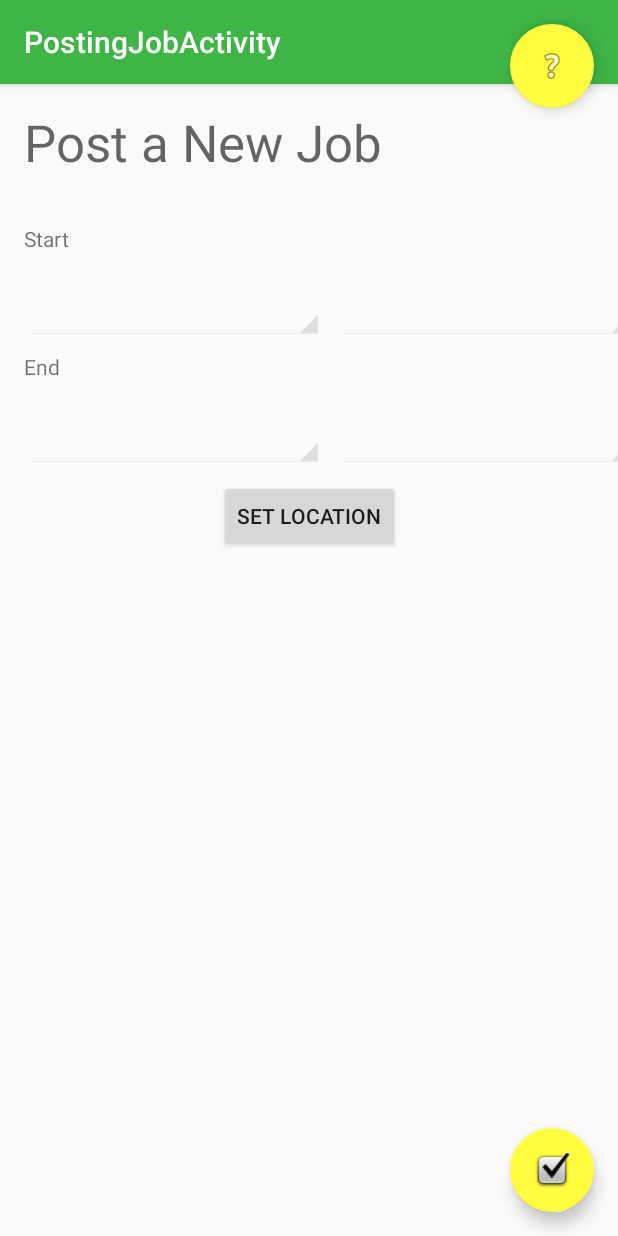
After one commit to sophianathanielle/SoftwareEngineering, an Android app: the PostingJobActivity screen opened directly, with no data from a screen before it, on a phone screen of 412 x 824 dp. The commit adds this screen. Run offline under Robolectric (Android 15) with nearby library versions, the phone set to English and light mode, and no system bars.

Commit message:
maps make me want to shoot myself in the head

```diff
--- a/app/build.gradle
+++ b/app/build.gradle
@@ -23,6 +23,8 @@ dependencies {
     implementation 'com.android.support:appcompat-v7:28.0'
     implementation 'com.android.support.constraint:constraint-layout:1.1.3'
     implementation 'com.android.support:design:28.0'
+    implementation 'com.google.android.gms:play-services-maps:16.1.0'
+    implementation "com.google.android.gms:play-services-location:15.0.1"
     testImplementation 'junit:junit:4.12'
     androidTestImplementation 'com.android.support.test:runner:1.0.2'
     androidTestImplementation 'com.android.support.test.espresso:espresso-core:3.0.2'
--- a/app/src/main/java/group9/softwareengineering/HomeActivity.java
+++ b/app/src/main/java/group9/softwareengineering/HomeActivity.java
@@ -73,7 +73,7 @@ public class HomeActivity extends AppCompatActivity {
         postedFab.setOnClickListener(new View.OnClickListener() {
             @Override
             public void onClick(View v) {
-                Intent intent = new Intent(getApplicationContext(), PostedJobActivity.class);
+                Intent intent = new Intent(getApplicationContext(), PostingJobActivity.class);
                 startActivity(intent);
             }
         });
--- /dev/null
+++ b/app/src/main/java/group9/softwareengineering/PostingJobActivity.java
@@ -0,0 +1,106 @@
+package group9.softwareengineering;
+
+
+import android.app.DatePickerDialog;
+import android.app.TimePickerDialog;
+import android.content.Intent;
+import android.support.v7.app.AppCompatActivity;
+import android.support.v7.widget.Toolbar;
+import android.os.Bundle;
+import android.view.View;
+import android.widget.DatePicker;
+import android.widget.TextView;
+import android.widget.TimePicker;
+
+import java.text.SimpleDateFormat;
+import java.util.Calendar;
+import java.util.Locale;
+
+public class PostingJobActivity extends AppCompatActivity implements DatePickerDialog.OnDateSetListener, TimePickerDialog.OnTimeSetListener {
+
+    int DATE_DIALOG = 0;
+    int TIME_DIALOG = 0;
+    private TextView startDate;
+    private TextView startTime;
+    private TextView endDate;
+    private TextView endTime;
+    private DatePickerDialog datePickerDialog;
+    private TimePickerDialog timePickerDialog;
+
+    @Override
+    protected void onCreate(Bundle savedInstanceState) {
+        super.onCreate(savedInstanceState);
+        setContentView(R.layout.activity_posting_job);
+
+        Toolbar toolbar = (Toolbar) findViewById(R.id.toolbar);
+        setSupportActionBar(toolbar);
+
+        // Inflate TextViews
+        TextView startDate = (TextView) findViewById(R.id.startDate);
+        TextView startTime = (TextView) findViewById(R.id.startTime);
+        TextView endDate = (TextView) findViewById(R.id.endDate);
+        TextView endTime = (TextView) findViewById(R.id.endTime);
+    }
+
+    public void clickSD(View view) {
+        Calendar c = Calendar.getInstance();
+        DATE_DIALOG = 0;
+        datePickerDialog = new DatePickerDialog(PostingJobActivity.this, this, c.get(c.YEAR), c.get(c.MONTH), c.get(c.DAY_OF_MONTH));
+        datePickerDialog.show();
+    }
+
+    public void clickST(View view) {
+        Calendar c = Calendar.getInstance();
+        TIME_DIALOG = 0;
+        timePickerDialog = new TimePickerDialog(PostingJobActivity.this, TimePickerDialog.THEME_HOLO_LIGHT, this, c.get(c.HOUR), c.get(c.MINUTE), false);
+        timePickerDialog.show();
+    }
+
+    public void clickED(View view) {
+        Calendar c = Calendar.getInstance();
+        c.add(c.DAY_OF_MONTH, 7);
+        DATE_DIALOG = 1;
+        datePickerDialog = new DatePickerDialog(PostingJobActivity.this, this, c.get(c.YEAR), c.get(c.MONTH), c.get(c.DAY_OF_MONTH));
+        datePickerDialog.show();
+    }
+
+    public void clickET(View view) {
+        Calendar c = Calendar.getInstance();
+        TIME_DIALOG = 1;
+        timePickerDialog = new TimePickerDialog(PostingJobActivity.this, TimePickerDialog.THEME_HOLO_LIGHT,this, c.get(c.HOUR), c.get(c.MINUTE), false);
+        timePickerDialog.show();
+    }
+
+    public void clickLocation(View view) {
+        Intent intent = new Intent(this, MapsActivity.class);
+        startActivity(intent);
+    }
+
+    @Override
+    public void onDateSet(DatePicker view, int year, int month, int dayOfMonth) {
+        String pattern = android.text.format.DateFormat.getBestDateTimePattern(Locale.getDefault(), "EEEEMMMMdyyyy");
+        SimpleDateFormat format = new SimpleDateFormat(pattern, Locale.getDefault());
+        Calendar c = Calendar.getInstance();
+        c.set(year, month, dayOfMonth);
+        if (DATE_DIALOG == 0) {
+            TextView startDate = (TextView) PostingJobActivity.this.findViewById(R.id.startDate);
+            startDate.setText(format.format(c.getTime()));
+        }
+        if (DATE_DIALOG == 1) {
+            TextView endDate = (TextView) PostingJobActivity.this.findViewById(R.id.endDate);
+            endDate.setText(format.format(c.getTime()));
+        }
+    }
+
+    @Override
+    public void onTimeSet(TimePicker view, int hourOfDay, int minute) {
+        if (TIME_DIALOG == 0) {
+            TextView startTime = (TextView) PostingJobActivity.this.findViewById(R.id.startTime);
+            startTime.setText(hourOfDay + ": " + minute);
+        }
+        if (TIME_DIALOG == 1) {
+            TextView endTime = (TextView) PostingJobActivity.this.findViewById(R.id.endTime);
+            endTime.setText(hourOfDay + ": " + minute);
+        }
+    }
+}
--- /dev/null
+++ b/app/src/main/res/layout/activity_posting_job.xml
@@ -0,0 +1,146 @@
+<?xml version="1.0" encoding="utf-8"?>
+<android.support.design.widget.CoordinatorLayout xmlns:android="http://schemas.android.com/apk/res/android"
+    xmlns:app="http://schemas.android.com/apk/res-auto"
+    xmlns:tools="http://schemas.android.com/tools"
+    android:layout_width="match_parent"
+    android:layout_height="match_parent"
+    tools:context=".PostingJobActivity">
+
+    <android.support.design.widget.FloatingActionButton
+        android:id="@+id/floatingActionButton"
+        android:layout_width="wrap_content"
+        android:layout_height="wrap_content"
+        android:layout_marginTop="16dp"
+        android:layout_marginEnd="16dp"
+        android:layout_marginRight="16dp"
+        android:clickable="true"
+        app:fabSize="normal"
+        app:layout_anchor="@+id/constraintLayout"
+        app:layout_anchorGravity="right|top"
+        app:layout_constraintEnd_toEndOf="parent"
+        app:layout_constraintTop_toTopOf="parent"
+        app:srcCompat="@android:drawable/ic_menu_help" />
+
+    <android.support.constraint.ConstraintLayout
+        android:id="@+id/constraintLayout"
+        android:layout_width="match_parent"
+        android:layout_height="match_parent">
+
+        <!-- Add image to this button of the current selected pet? Or just a random pet icon -->
+
+        <TextView
+            android:id="@+id/post_job"
+            android:layout_width="wrap_content"
+            android:layout_height="wrap_content"
+            android:layout_marginStart="16dp"
+            android:layout_marginTop="72dp"
+            android:text="@string/post_job"
+            android:textAppearance="@style/TextAppearance.AppCompat.Display1"
+            app:layout_constraintStart_toStartOf="parent"
+            app:layout_constraintTop_toTopOf="parent" />
+
+        <TextView
+            android:id="@+id/startLabel"
+            android:layout_width="wrap_content"
+            android:layout_height="wrap_content"
+            android:layout_marginTop="32dp"
+            android:text="@string/start_time"
+            app:layout_constraintStart_toStartOf="@+id/post_job"
+            app:layout_constraintTop_toBottomOf="@+id/post_job" />
+
+        <TextView
+            android:id="@+id/startDate"
+            android:layout_width="200dp"
+            android:layout_height="wrap_content"
+            app:layout_constraintStart_toStartOf="@+id/post_job"
+            app:layout_constraintTop_toBottomOf="@+id/startLabel"
+            style="@android:style/Widget.Holo.Spinner"
+            android:onClick="clickSD"
+            android:clickable="true"
+            android:textSize="32dp"/>
+
+        <TextView
+            android:id="@+id/startTime"
+            android:layout_width="200dp"
+            android:layout_height="wrap_content"
+            android:layout_marginStart="8dp"
+            app:layout_constraintStart_toEndOf="@+id/startDate"
+            app:layout_constraintTop_toBottomOf="@+id/startLabel"
+            style="@android:style/Widget.Holo.Spinner"
+            android:onClick="clickST"
+            android:clickable="true"
+            android:textSize="32dp"/>
+
+        <TextView
+            android:id="@+id/endLabel"
+            android:layout_width="wrap_content"
+            android:layout_height="wrap_content"
+            android:layout_marginTop="8dp"
+            android:text="@string/end_time"
+            app:layout_constraintStart_toStartOf="@+id/post_job"
+            app:layout_constraintTop_toBottomOf="@+id/startDate"
+            />
+
+        <TextView
+            android:id="@+id/endDate"
+            android:layout_width="200dp"
+            android:layout_height="wrap_content"
+            app:layout_constraintStart_toStartOf="@+id/post_job"
+            app:layout_constraintTop_toBottomOf="@+id/endLabel"
+            style="@android:style/Widget.Holo.Spinner"
+            android:onClick="clickED"
+            android:clickable="true"
+            android:textSize="32dp"/>
+
+        <TextView
+            android:id="@+id/endTime"
+            android:layout_width="200dp"
+            android:layout_height="wrap_content"
+            android:layout_marginStart="8dp"
+            app:layout_constraintStart_toEndOf="@+id/endDate"
+            app:layout_constraintTop_toBottomOf="@+id/endLabel"
+            style="@android:style/Widget.Holo.Spinner"
+            android:onClick="clickET"
+            android:clickable="true"
+            android:textSize="32dp"/>
+
+        <Button
+            android:id="@+id/setLocation"
+            android:layout_width="wrap_content"
+            android:layout_height="wrap_content"
+            android:layout_marginStart="8dp"
+            android:layout_marginTop="8dp"
+            android:layout_marginEnd="8dp"
+            android:onClick="clickLocation"
+            android:text="Set Location"
+            app:layout_constraintEnd_toEndOf="parent"
+            app:layout_constraintStart_toStartOf="parent"
+            app:layout_constraintTop_toBottomOf="@+id/endDate" />
+
+    </android.support.constraint.ConstraintLayout>
+
+    <android.support.design.widget.AppBarLayout
+        android:id="@+id/appBarLayout"
+        android:layout_width="match_parent"
+        android:layout_height="wrap_content"
+        android:theme="@style/AppTheme.AppBarOverlay">
+
+        <android.support.v7.widget.Toolbar
+            android:id="@+id/toolbar"
+            android:layout_width="match_parent"
+            android:layout_height="?attr/actionBarSize"
+            android:background="?attr/colorPrimary"
+            app:popupTheme="@style/AppTheme.PopupOverlay" />
+
+    </android.support.design.widget.AppBarLayout>
+
+    <android.support.design.widget.FloatingActionButton
+        android:id="@+id/update"
+        android:layout_width="wrap_content"
+        android:layout_height="wrap_content"
+        android:layout_gravity="bottom|end"
+        android:layout_margin="@dimen/fab_margin"
+        android:clickable="true"
+        app:srcCompat="@android:drawable/checkbox_on_background" />
+
+</android.support.design.widget.CoordinatorLayout>
--- a/app/src/main/res/layout/content_posted_job.xml
+++ b/app/src/main/res/layout/content_posting_job.xml
@@ -5,7 +5,7 @@
     android:layout_width="match_parent"
     android:layout_height="match_parent"
     app:layout_behavior="@string/appbar_scrolling_view_behavior"
-    tools:context=".PostedJobActivity"
-    tools:showIn="@layout/activity_posted_job">
+    tools:context=".PostingJobActivity"
+    tools:showIn="@layout/activity_posting_job">
 
 </android.support.constraint.ConstraintLayout>
--- a/app/src/main/res/values/strings.xml
+++ b/app/src/main/res/values/strings.xml
@@ -7,15 +7,19 @@
     <string name="upcoming_jobs">Upcoming Jobs</string>
     <string name="notification">Notifications</string>
     <string name="profile">Edit User Profile</string>
+    <string name="post_job">Post a New Job</string>
+    <string name="start_time">Start</string>
+    <string name="end_time">End</string>
     <string name="title_activity_new_job">NewJobActivity</string>
     <string name="title_activity_starred_job">StarredJobActivity</string>
     <string name="title_activity_upcoming_job">UpcomingJobActivity</string>
-    <string name="title_activity_posted_job">PostedJobActivity</string>
+    <string name="title_activity_posting_job">PostingJobActivity</string>
     <string name="title_activity_notification">NotificationActivity</string>
     <string name="title_activity_edit_user_profile">EditUserProfileActivity</string>
     <string name="find">Find Jobs</string>
     <string name="posted">Posted by: </string>
     <string name="pay">Payment: £</string>
     <string name="description">Description</string>
+    <string name="title_activity_maps">Map</string>
 
 </resources>
--- a/app/src/main/res/values/styles.xml
+++ b/app/src/main/res/values/styles.xml
@@ -20,6 +20,5 @@
     <style name="floatingMenu">
         <item name="android:background">@drawable/fab_label_background</item>
         <item name="android:textColor">@color/white</item>
-
     </style>
 </resources>
```
Also changed, not shown: app/src/debug/res/values/google_maps_api.xml (added, +24 -0 lines), app/src/main/AndroidManifest.xml (+28 -3 lines), app/src/main/java/group9/softwareengineering/MapsActivity.java (added, +82 -0 lines), app/src/main/java/group9/softwareengineering/PostedJobActivity.java (deleted, +0 -29 lines), app/src/main/res/layout/activity_maps.xml (added, +25 -0 lines), app/src/main/res/layout/activity_posted_job.xml (deleted, +0 -33 lines), 1 other file.
